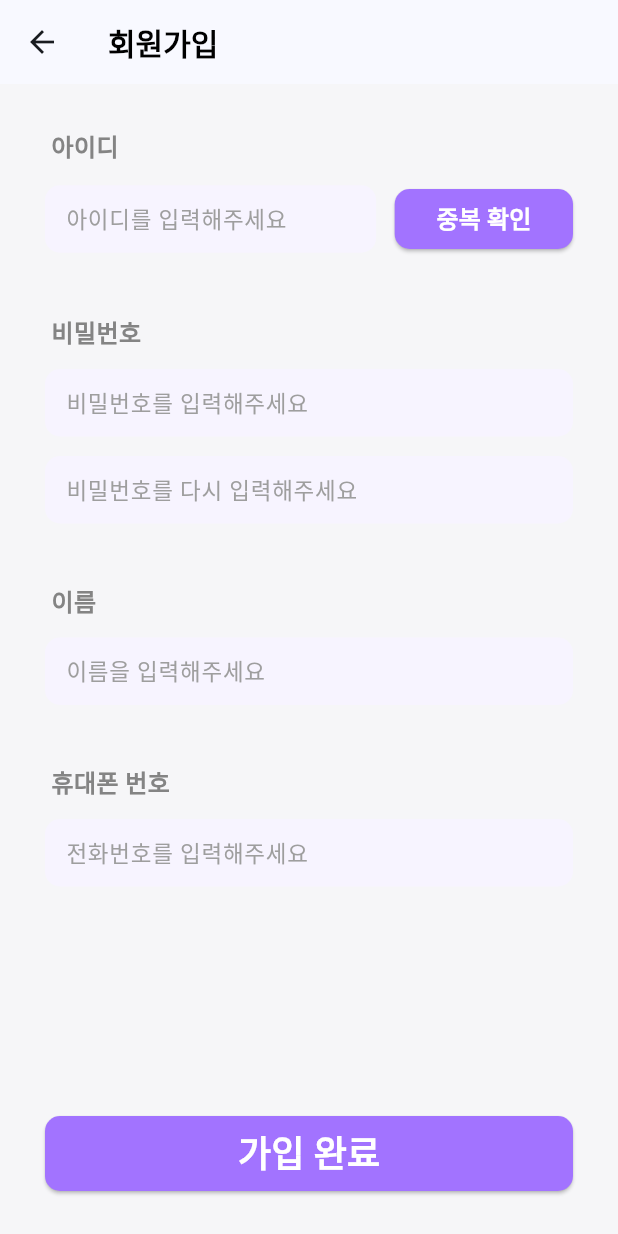
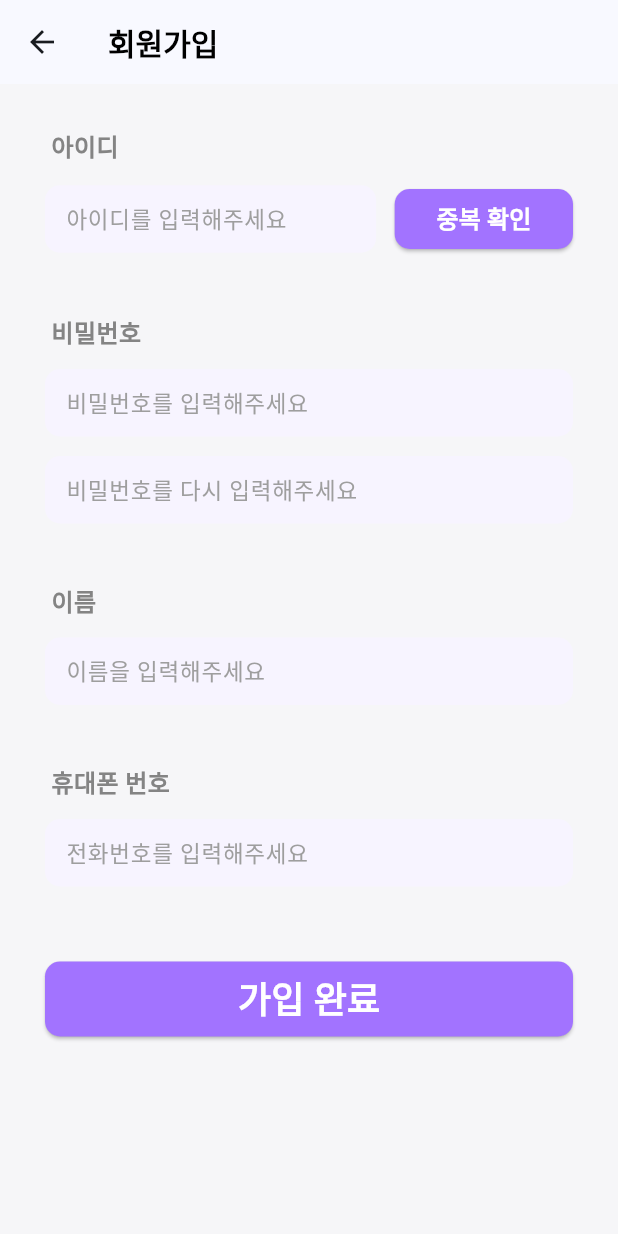
Before and after one commit to 9oormthon-univ/2024_BEOTKKOTTHON_TEAM_9_FE, a Flutter app: the SelectMTScreen screen opened directly, after a tap on "유기견 입양하기", on a phone screen of 412 x 824 dp. Run offline on Flutter 3.47's test engine with Material 3 defaults, Android fonts, the phone set to English and light mode, and no system bars; our stand-ins replace flutter_chat_types, flutter_chat_ui, flutter_dotenv, flutter_native_splash, flutter_svg, get and 5 more; missing offline and left inert: dart:ffi, hand_signature; accounts and stored records are empty; Roboto replaces fonts that are missing (Pretendard); project files that could hold a hidden picture were left out.

Commit message:
feat: 회원가입 뷰 개선, 메인 스크린 폰트 10 -> 8로 수정, 무한 스크롤 수정

```diff
--- a/lib/services/userpreferences_service.dart
+++ b/lib/services/userpreferences_service.dart
@@ -11,6 +11,7 @@ class UserPreferences {
   static const _keyMemberType = 'memberType';
   static const _applyDog = 'DogID';
   static const _keyDogList = ''; // 추가된 키
+  static const _isfetch = true;
 
   static Future init() async => _preferences = await SharedPreferences.getInstance();
 
@@ -38,6 +39,8 @@ class UserPreferences {
 
   static String getPostId() => _preferences.getString(_keyPostId) ?? '';
 
+  // static bool setIsFetch() =>
+
   static Future setDogList(List<int> postIdList) async {
     List<String> stringList = postIdList.map((id) => id.toString()).toList();
     await _preferences.setStringList(_keyDogList, stringList);
--- a/lib/utilities/font_system.dart
+++ b/lib/utilities/font_system.dart
@@ -27,6 +27,13 @@ abstract class FontSystem {
 
   static const TextStyle KR42R = TextStyle(
     fontSize: 42,
+    fontWeight: FontWeight.w400,
+    fontFamily: 'Pretendard',
+    color: Colors.black,
+  );
+
+  static const TextStyle KR8R = TextStyle(
+    fontSize: 8,
     fontWeight: FontWeight.w400,
     fontFamily: 'Pretendard',
     color: Colors.black,
--- a/lib/views/home/home_screen.dart
+++ b/lib/views/home/home_screen.dart
@@ -250,7 +250,7 @@ class _DogComponent extends StatelessWidget {
                     children: [
                       Text(item.name, style: FontSystem.KR12B,),
                       Text("${item.age} | ${item.type}",
-                      style: FontSystem.KR10R,),
+                      style: FontSystem.KR8R,),
                     ],
                   ),
                 ),
--- a/lib/views/login/signin_screen.dart
+++ b/lib/views/login/signin_screen.dart
@@ -20,6 +20,7 @@ class SignInScreen extends StatelessWidget {
         title: Text('회원가입', style: FontSystem.KR20B.copyWith(color: Colors.black),),
       ),
       body: SafeArea(
+        child: SingleChildScrollView(
           child: Padding(
             padding: const EdgeInsets.all(30), // 전체적인 좌우 패딩 추가
             child: Column(
@@ -86,9 +87,9 @@ class SignInScreen extends StatelessWidget {
                   controller: viewModel.phoneController,
                   hintText: '전화번호를 입력해주세요',
                 ),
-              SizedBox(height: 30),
+                SizedBox(height: 50),
 
-              Spacer(flex: 3,),
+                // Spacer(flex: 3,),
                 ElevatedButton(
                   style: ElevatedButton.styleFrom(
                     backgroundColor: Color(0xFFA273FF),
@@ -121,6 +122,7 @@ class SignInScreen extends StatelessWidget {
                   ),
                 ),
               ],
+            ),
           ),
         ),
       ),
```
Also changed, not shown: lib/services/user_service.dart (+8 -1 lines), pubspec.lock, 4 other files. Lines whose indentation alone changed are shown as unchanged.
